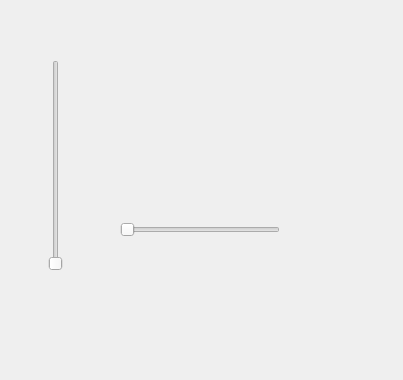
Qt form Universal-Audio-Visualizer/Sources/slider.ui (lbrooney/Universal-Audio-Visualizer) before a commit.
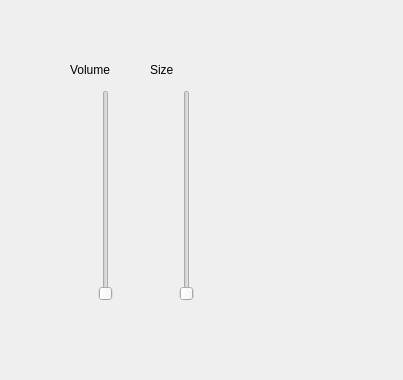
The same form after that commit.

Commit message: size slider fin

The edit to the form file:
```diff
--- a/Universal-Audio-Visualizer/Sources/slider.ui
+++ b/Universal-Audio-Visualizer/Sources/slider.ui
@@ -16,8 +16,8 @@
   <widget class="QWidget" name="horizontalLayoutWidget">
    <property name="geometry">
     <rect>
-     <x>20</x>
-     <y>60</y>
+     <x>70</x>
+     <y>90</y>
      <width>71</width>
      <height>211</height>
     </rect>
@@ -35,22 +35,48 @@
   <widget class="QWidget" name="horizontalLayoutWidget_2">
    <property name="geometry">
     <rect>
-     <x>120</x>
-     <y>190</y>
-     <width>160</width>
-     <height>80</height>
+     <x>150</x>
+     <y>90</y>
+     <width>73</width>
+     <height>211</height>
     </rect>
    </property>
    <layout class="QHBoxLayout" name="horizontalLayout_2">
     <item>
      <widget class="QSlider" name="scaleSlider">
       <property name="orientation">
-       <enum>Qt::Horizontal</enum>
+       <enum>Qt::Vertical</enum>
       </property>
      </widget>
     </item>
    </layout>
   </widget>
+  <widget class="QLabel" name="label">
+   <property name="geometry">
+    <rect>
+     <x>70</x>
+     <y>60</y>
+     <width>63</width>
+     <height>20</height>
+    </rect>
+   </property>
+   <property name="text">
+    <string>Volume</string>
+   </property>
+  </widget>
+  <widget class="QLabel" name="label_2">
+   <property name="geometry">
+    <rect>
+     <x>150</x>
+     <y>60</y>
+     <width>63</width>
+     <height>20</height>
+    </rect>
+   </property>
+   <property name="text">
+    <string>Size</string>
+   </property>
+  </widget>
  </widget>
  <resources/>
  <connections/>
```
The commit also changes 1 other file.
